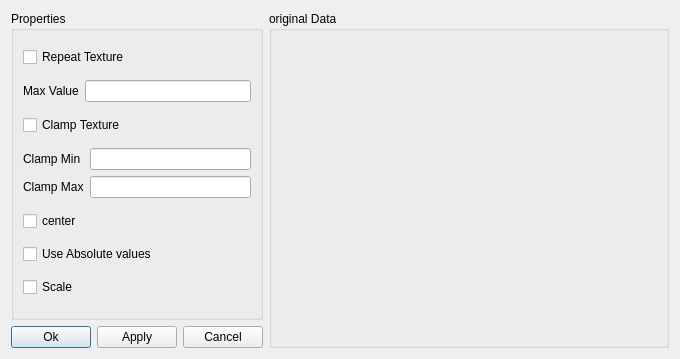
This is Plugin-TextureControl/textureProperties.ui in ShenRen/OpenFlipper as Qt 5 draws it before an edit. The edited form follows.
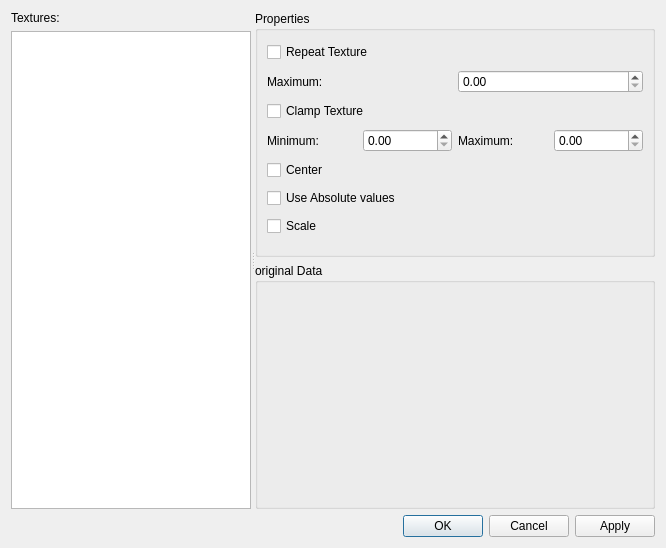
This is the edited form.

Commit message: properties dialog now working again

Diff of the .ui file:
```diff
--- a/Plugin-TextureControl/textureProperties.ui
+++ b/Plugin-TextureControl/textureProperties.ui
@@ -5,8 +5,8 @@
    <rect>
     <x>0</x>
     <y>0</y>
-    <width>675</width>
-    <height>359</height>
+    <width>666</width>
+    <height>548</height>
    </rect>
   </property>
   <property name="minimumSize" >
@@ -24,10 +24,36 @@
   <property name="windowTitle" >
    <string>Dialog</string>
   </property>
-  <layout class="QHBoxLayout" name="horizontalLayout" >
+  <layout class="QVBoxLayout" name="verticalLayout_4" >
    <item>
+    <widget class="QSplitter" name="splitter" >
+     <property name="orientation" >
+      <enum>Qt::Horizontal</enum>
+     </property>
+     <widget class="QWidget" name="" >
     <layout class="QVBoxLayout" name="verticalLayout_2" >
      <item>
+        <widget class="QLabel" name="textureLabel" >
+         <property name="text" >
+          <string>Textures:</string>
+         </property>
+        </widget>
+       </item>
+       <item>
+        <widget class="QListWidget" name="textureList" >
+         <property name="alternatingRowColors" >
+          <bool>false</bool>
+         </property>
+         <property name="selectionBehavior" >
+          <enum>QAbstractItemView::SelectRows</enum>
+         </property>
+        </widget>
+       </item>
+      </layout>
+     </widget>
+     <widget class="QWidget" name="" >
+      <layout class="QVBoxLayout" name="verticalLayout_3" >
+       <item>
       <widget class="QGroupBox" name="groupBox" >
        <property name="title" >
         <string>Properties</string>
@@ -41,22 +67,16 @@
          </widget>
         </item>
         <item>
-         <layout class="QHBoxLayout" >
-          <property name="spacing" >
-           <number>6</number>
-          </property>
-          <property name="margin" >
-           <number>0</number>
-          </property>
+           <layout class="QHBoxLayout" name="horizontalLayout_2" >
           <item>
            <widget class="QLabel" name="label_3" >
             <property name="text" >
-             <string>Max Value</string>
+               <string>Maximum:</string>
             </property>
            </widget>
           </item>
           <item>
-           <widget class="QLineEdit" name="max_val" />
+             <widget class="QDoubleSpinBox" name="max_val" />
           </item>
          </layout>
         </item>
@@ -68,59 +88,33 @@
          </widget>
         </item>
         <item>
-         <layout class="QHBoxLayout" >
-          <property name="spacing" >
-           <number>6</number>
-          </property>
-          <property name="margin" >
-           <number>0</number>
-          </property>
-          <item>
-           <layout class="QVBoxLayout" >
-            <property name="spacing" >
-             <number>6</number>
-            </property>
-            <property name="margin" >
-             <number>0</number>
-            </property>
+           <layout class="QHBoxLayout" name="horizontalLayout" >
             <item>
              <widget class="QLabel" name="label" >
               <property name="text" >
-               <string>Clamp Min</string>
+               <string>Minimum:</string>
               </property>
              </widget>
             </item>
+            <item>
+             <widget class="QDoubleSpinBox" name="clamp_min" />
+            </item>
             <item>
              <widget class="QLabel" name="label_2" >
               <property name="text" >
-               <string>Clamp Max</string>
+               <string>Maximum:</string>
               </property>
              </widget>
             </item>
-           </layout>
-          </item>
           <item>
-           <layout class="QVBoxLayout" >
-            <property name="spacing" >
-             <number>6</number>
-            </property>
-            <property name="margin" >
-             <number>0</number>
-            </property>
-            <item>
-             <widget class="QLineEdit" name="clamp_min" />
-            </item>
-            <item>
-             <widget class="QLineEdit" name="clamp_max" />
-            </item>
-           </layout>
+             <widget class="QDoubleSpinBox" name="clamp_max" />
           </item>
          </layout>
         </item>
         <item>
          <widget class="QCheckBox" name="centerBox" >
           <property name="text" >
-           <string>center</string>
+             <string>Center</string>
           </property>
          </widget>
         </item>
@@ -142,39 +136,6 @@
       </widget>
      </item>
      <item>
-      <layout class="QHBoxLayout" >
-       <property name="spacing" >
-        <number>6</number>
-       </property>
-       <property name="margin" >
-        <number>0</number>
-       </property>
-       <item>
-        <widget class="QPushButton" name="okButton" >
-         <property name="text" >
-          <string>Ok</string>
-         </property>
-        </widget>
-       </item>
-       <item>
-        <widget class="QPushButton" name="applyButton" >
-         <property name="text" >
-          <string>Apply</string>
-         </property>
-        </widget>
-       </item>
-       <item>
-        <widget class="QPushButton" name="cancelButton" >
-         <property name="text" >
-          <string>Cancel</string>
-         </property>
-        </widget>
-       </item>
-      </layout>
-     </item>
-    </layout>
-   </item>
-   <item>
     <widget class="QGroupBox" name="originalData" >
      <property name="minimumSize" >
       <size>
@@ -184,6 +145,17 @@
      </property>
      <property name="title" >
       <string>original Data</string>
+         </property>
+        </widget>
+       </item>
+      </layout>
+     </widget>
+    </widget>
+   </item>
+   <item>
+    <widget class="QDialogButtonBox" name="buttonBox" >
+     <property name="standardButtons" >
+      <set>QDialogButtonBox::Apply|QDialogButtonBox::Cancel|QDialogButtonBox::Ok</set>
      </property>
     </widget>
    </item>
```
Lines whose indentation alone changed are shown as unchanged. The commit also changes 6 other files.
